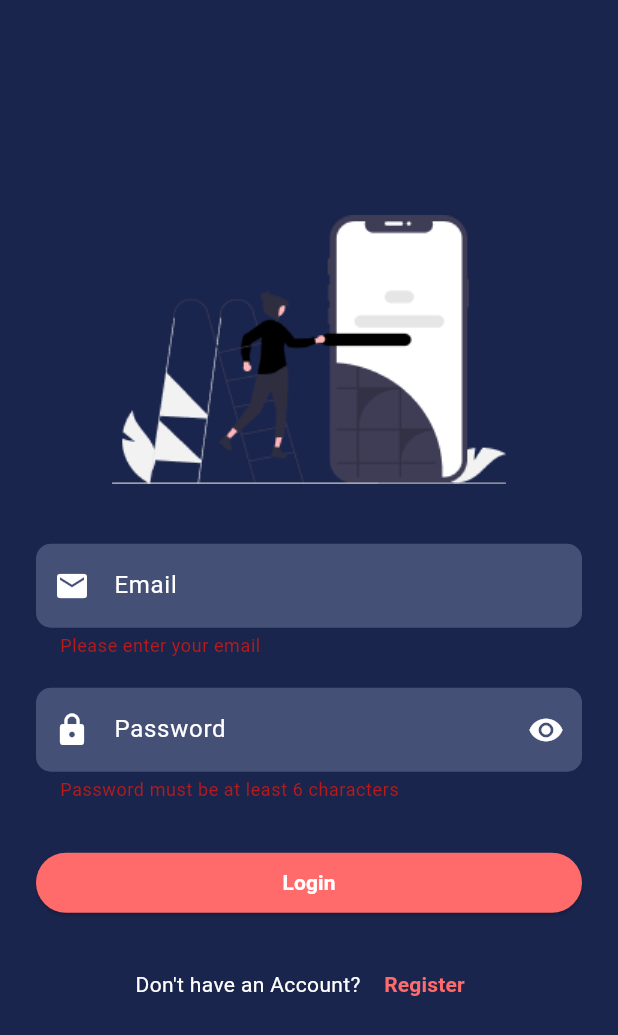
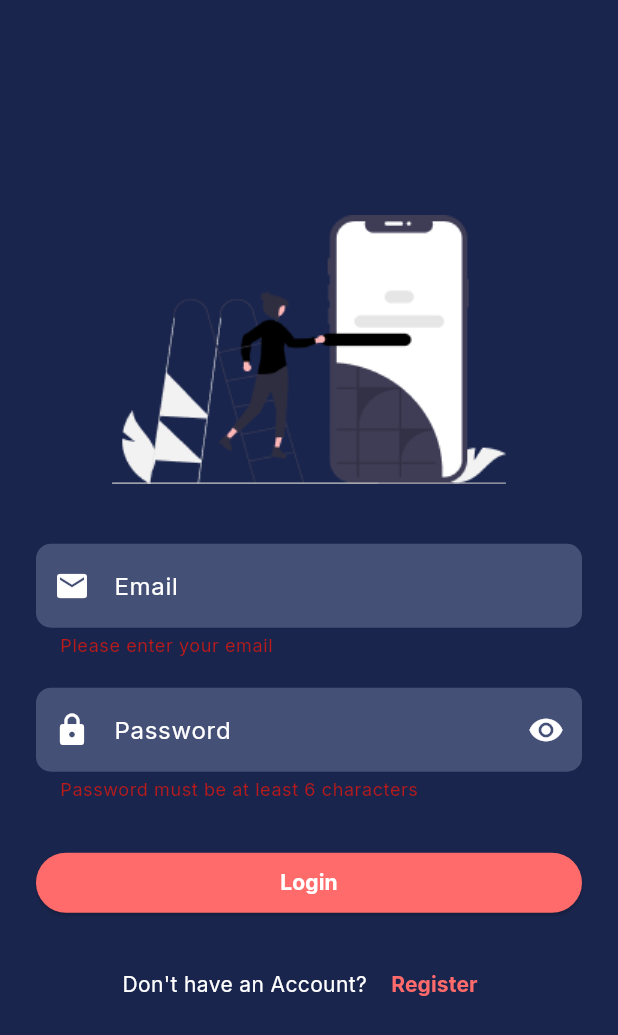
Before and after one commit to Wishorts/mobile-app-repo, a Flutter app: the screen it shows after launch, after a tap on the "logout" icon, after a tap on "Login", on a phone screen of 412 x 824 dp. Shown: the top 1035 px of the screen. Run offline on Flutter 3.47's test engine with Material 3 defaults, Android fonts, the phone set to English and light mode, and no system bars; our stand-ins replace flutter_dotenv, get, google_fonts, shared_preferences, smooth_page_indicator.

Commit message:
Added font inter

```diff
--- a/mobile_app/lib/main.dart
+++ b/mobile_app/lib/main.dart
@@ -1,6 +1,7 @@
 import 'package:flutter/material.dart';
 import 'package:flutter_dotenv/flutter_dotenv.dart';
 import 'package:get/get.dart';
+import 'package:google_fonts/google_fonts.dart';
 import 'package:mobile_app/getX/auth/auth_controller.dart';
 import 'package:mobile_app/getX/layout/layout_controller.dart';
 import 'package:mobile_app/pages/layout/layout.dart';
@@ -28,7 +29,9 @@ class MyApp extends StatelessWidget {
   Widget build(BuildContext context) {
     return GetMaterialApp(
       title: 'Flutter App',
-      theme: AppTheme.light,
+      theme: AppTheme.light.copyWith(
+        textTheme: GoogleFonts.interTextTheme(AppTheme.light.textTheme),
+      ),
       debugShowCheckedModeBanner: false,
       navigatorKey: GlobalContext.navigatorKey,
       defaultTransition: Transition.rightToLeftWithFade,
--- a/mobile_app/lib/shared/theme/app_theme.dart
+++ b/mobile_app/lib/shared/theme/app_theme.dart
@@ -1,4 +1,5 @@
 import 'package:flutter/material.dart';
+import 'package:google_fonts/google_fonts.dart';
 import 'package:mobile_app/shared/theme/app_color.dart';
 
 class AppTheme {
@@ -18,10 +19,12 @@ class AppTheme {
         foregroundColor: AppColors.textOnPrimary,
         elevation: 0,
       ),
-      textTheme: const TextTheme(
-        bodyLarge: TextStyle(color: AppColors.textPrimary),
-        bodyMedium: TextStyle(color: AppColors.textPrimary),
-        labelLarge: TextStyle(fontWeight: FontWeight.bold),
+      textTheme: GoogleFonts.interTextTheme(
+        const TextTheme(
+          bodyLarge: TextStyle(color: AppColors.textPrimary),
+          bodyMedium: TextStyle(color: AppColors.textPrimary),
+          labelLarge: TextStyle(fontWeight: FontWeight.bold),
+        ),
       ),
       elevatedButtonTheme: ElevatedButtonThemeData(
         style: ElevatedButton.styleFrom(
--- a/mobile_app/pubspec.yaml
+++ b/mobile_app/pubspec.yaml
@@ -22,6 +22,7 @@ dependencies:
   shared_preferences: ^2.5.3
   intl: ^0.20.2
   flutter_dotenv: ^5.2.1
+  google_fonts: ^6.2.1
 
 dev_dependencies:
   flutter_test:
```
Also changed, not shown: 4 other files.
